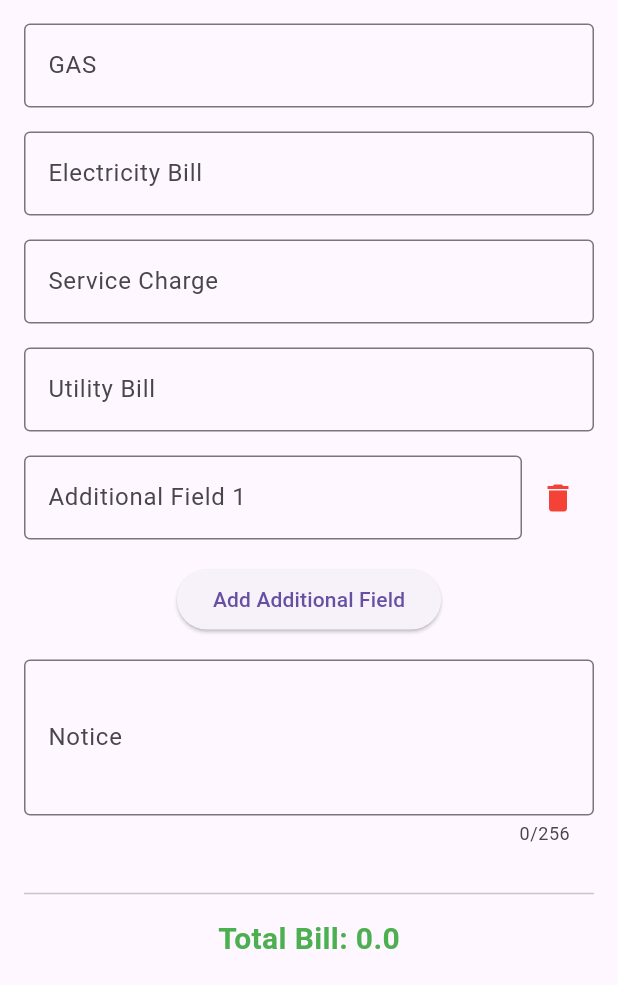
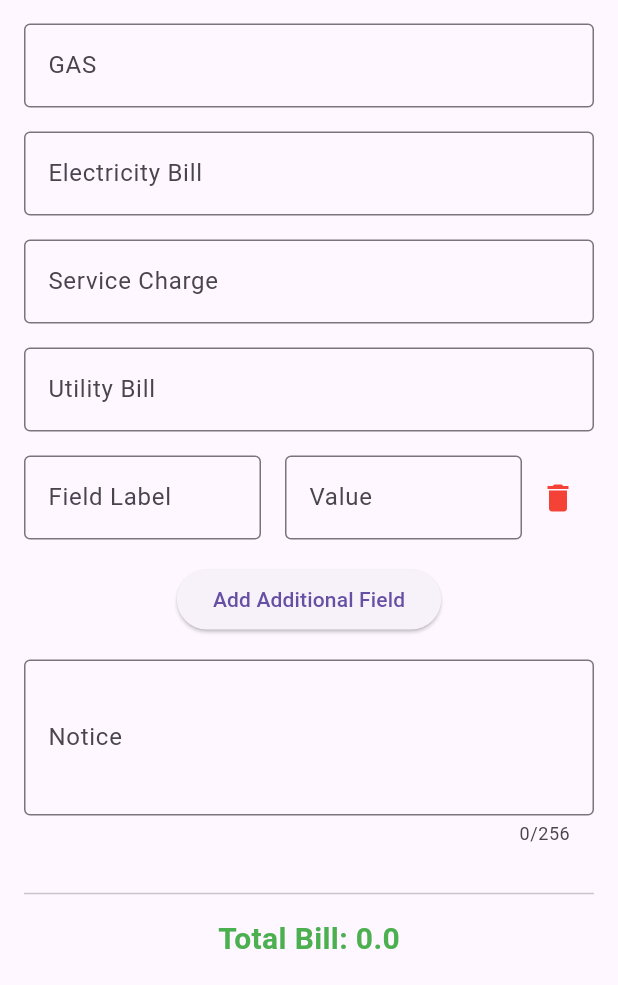
Before and after one commit to shikdershondhi/rent, a Flutter app: the screen it shows after launch, scrolled down 465 dp, after a tap on "Add Additional Field", on a phone screen of 412 x 824 dp, the part 251-1236 px from its top. Run offline on Flutter 3.47's test engine with Material 3 defaults, Android fonts, the phone set to English and light mode, and no system bars; missing offline and left inert: flutter_share.

Commit message:
make the additinal fields dynamic

```diff
--- a/lib/main.dart
+++ b/lib/main.dart
@@ -1,6 +1,7 @@
 import 'package:flutter/material.dart';
 import 'package:flutter/services.dart';
 import 'package:flutter_share/flutter_share.dart';
+
 void main() async {
   runApp(MyApp());
 }
@@ -42,7 +43,7 @@ class _HomeScreenState extends State<HomeScreen> {
   String _selectedYear = DateTime.now().year.toString(); // Default value
   double _totalBill = 0.0;
   List<TextEditingController> _additionalControllers = [];
-  List<String> _additionalLabels = [];
+  List<TextEditingController> _additionalLabelControllers = [];
 
   final List<String> _months = [
     'January',
@@ -69,6 +70,7 @@ class _HomeScreenState extends State<HomeScreen> {
     _selectedMonth = _months[now.month - 1]; // Months are 1-indexed in DateTime
     _selectedYear = now.year.toString();
   }
+
   void _calculateTotalBill() {
     if (_formKey.currentState!.validate()) {
       double total = double.parse(_rentController.text) +
@@ -112,7 +114,7 @@ GAS: ${_gasController.text}
 Electricity Bill: ${_electricityController.text}
 Service Charge: ${_serviceChargeController.text}
 Utility Bill: ${_utilityBillController.text}
-${_additionalControllers.asMap().entries.map((entry) => '${_additionalLabels[entry.key]}: ${entry.value.text}').join('\n')}
+${_additionalControllers.asMap().entries.map((entry) => '${_additionalLabelControllers[entry.key].text}: ${entry.value.text}').join('\n')}
 Notice: ${_noticeController.text}
 Total Bill: $_totalBill
 ''';
@@ -167,7 +169,7 @@ Total Bill: $_totalBill
                       Text('Service Charge: ${_serviceChargeController.text}'),
                       Text('Utility Bill: ${_utilityBillController.text}'),
                       for (int i = 0; i < _additionalControllers.length; i++)
-                        Text('${_additionalLabels[i]}: ${_additionalControllers[i].text}'),
+                        Text('${_additionalLabelControllers[i].text}: ${_additionalControllers[i].text}'),
                       SizedBox(height: 16),
                       Text(
                         'Notice: ${_noticeController.text}',
@@ -245,6 +247,9 @@ Total Bill: $_totalBill
     for (var controller in _additionalControllers) {
       controller.clear();
     }
+    for (var controller in _additionalLabelControllers) {
+      controller.clear();
+    }
     setState(() {
       _totalBill = 0.0;
       _selectedMonth = 'January';
@@ -255,14 +260,14 @@ Total Bill: $_totalBill
   void _addAdditionalField() {
     setState(() {
       _additionalControllers.add(TextEditingController());
-      _additionalLabels.add('Additional Field ${_additionalControllers.length}');
+      _additionalLabelControllers.add(TextEditingController());
     });
   }
 
   void _removeAdditionalField(int index) {
     setState(() {
       _additionalControllers.removeAt(index);
-      _additionalLabels.removeAt(index);
+      _additionalLabelControllers.removeAt(index);
     });
   }
 
@@ -641,9 +646,25 @@ Total Bill: $_totalBill
                         children: [
                           Expanded(
                             child: TextFormField(
+                              controller: _additionalLabelControllers[i],
+                              decoration: InputDecoration(
+                                labelText: 'Field Label',
+                                border: OutlineInputBorder(),
+                              ),
+                              validator: (value) {
+                                if (value == null || value.isEmpty) {
+                                  return 'Please enter a label';
+                                }
+                                return null;
+                              },
+                            ),
+                          ),
+                          SizedBox(width: 16),
+                          Expanded(
+                            child: TextFormField(
                               controller: _additionalControllers[i],
                               decoration: InputDecoration(
-                                labelText: _additionalLabels[i],
+                                labelText: 'Value',
                                 border: OutlineInputBorder(),
                               ),
                               keyboardType: TextInputType.number,
```
